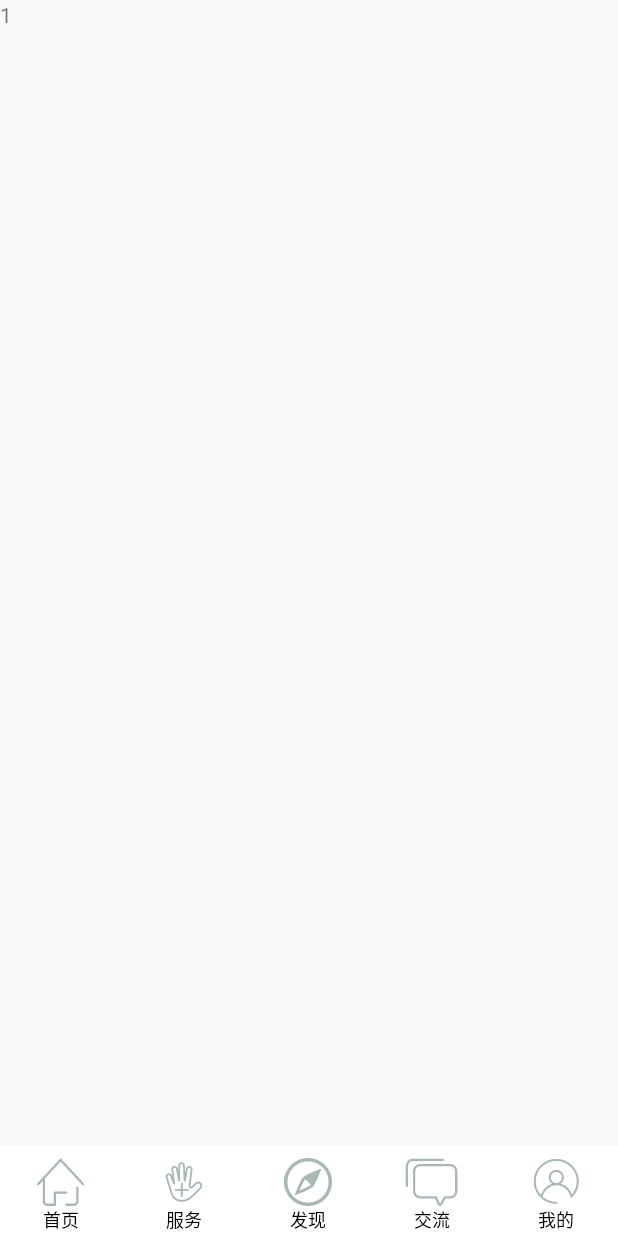
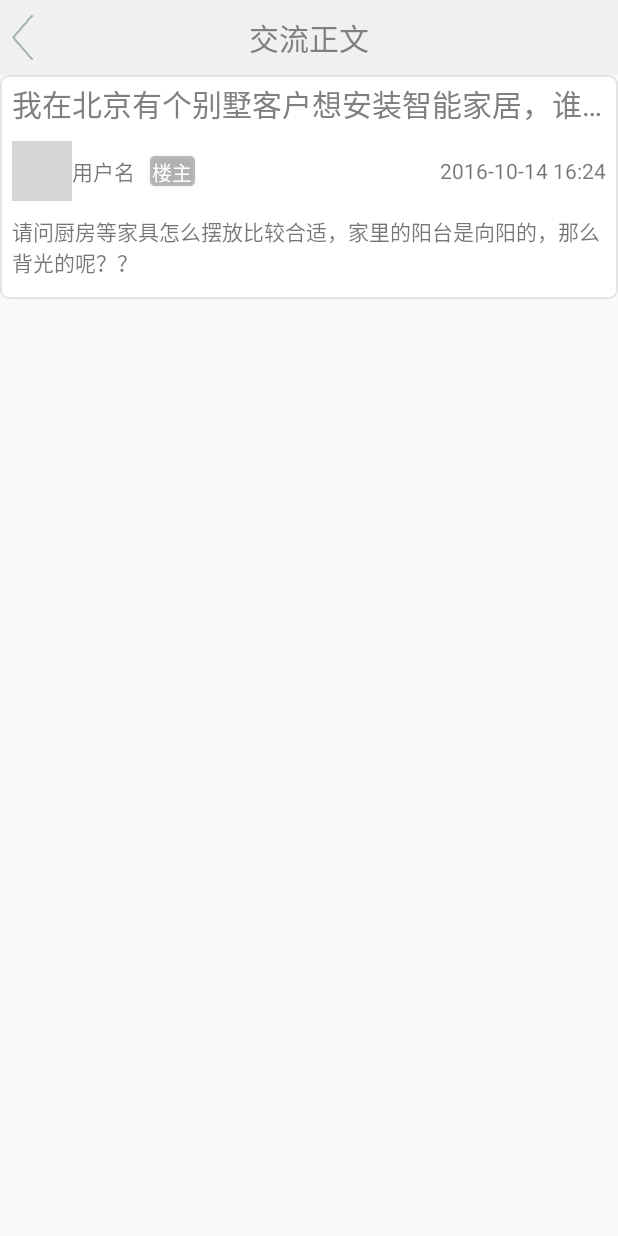
Before and after one commit to luke0609/LinchomSpace, an Android app: the screen it shows after launch (MainActivity before the commit, ChatDetilActivity after it), on a phone screen of 412 x 824 dp. Run offline under Robolectric (Android 15) with nearby library versions, the phone set to English and light mode, and no system bars; libraries missing offline, so code that uses them is left out: org.xutils, org.xutils.x; 2 statements that could not run were skipped; grey boxes are pictures that could not be loaded.

Commit message:
Merge branch 'master' of https://github.com/luke0609/LinchomSpace
Conflicts:
	libs/pulltorefresh/build/intermediates/blame/res/androidTest/debug/multi/values-es.json
	libs/pulltorefresh/build/intermediates/blame/res/androidTest/debug/single/anim.json
	libs/pulltorefresh/build/intermediates/blame/res/androidTest/debug/single/drawable-hdpi-v4.json
	libs/pulltorefresh/build/intermediates/blame/res/androidTest/debug/single/layout.json
	libs/pulltorefresh/build/intermediates/bundles/debug/classes.jar
	libs/pulltorefresh/build/intermediates/bundles/release/classes.jar
	libs/pulltorefresh/build/intermediates/res/resources-debug-androidTest.ap_
	libs/pulltorefresh/build/outputs/aar/pulltorefresh-debug.aar
	libs/pulltorefresh/build/outputs/aar/pulltorefresh-release.aar

```diff
--- a/app/src/main/AndroidManifest.xml
+++ b/app/src/main/AndroidManifest.xml
@@ -19,11 +19,7 @@
         <activity
             android:name=".MainActivity"
             android:theme="@style/Theme.AppCompat.Light.NoActionBar">
-            <intent-filter>
-                <action android:name="android.intent.action.MAIN" />
 
-                <category android:name="android.intent.category.LAUNCHER" />
-            </intent-filter>
         </activity>
         <activity
             android:name=".mine.Active_activity"
@@ -129,7 +125,13 @@
             android:theme="@style/Theme.AppCompat.Light.NoActionBar" />
         <activity
             android:name=".chat.ChatDetilActivity"
-            android:theme="@style/Theme.AppCompat.Light.NoActionBar" />
+            android:theme="@style/Theme.AppCompat.Light.NoActionBar" >
+        <intent-filter>
+            <action android:name="android.intent.action.MAIN" />
+
+            <category android:name="android.intent.category.LAUNCHER" />
+        </intent-filter>
+        </activity>
         <activity
             android:name=".chat.ChatPublishActiviy"
             android:theme="@style/Theme.AppCompat.Light.NoActionBar"></activity>
--- a/app/src/main/java/linchom/com/linchomspace/chat/ChatDetilActivity.java
+++ b/app/src/main/java/linchom/com/linchomspace/chat/ChatDetilActivity.java
@@ -11,6 +11,6 @@ public class ChatDetilActivity extends AppCompatActivity {
     protected void onCreate(Bundle savedInstanceState) {
         super.onCreate(savedInstanceState);
         setContentView(R.layout.activity_chat_detil);
-        //大是大非的地方
+
     }
 }
--- /dev/null
+++ b/app/src/main/res/drawable/chat_item_shape.xml
@@ -0,0 +1,15 @@
+<?xml version="1.0" encoding="utf-8"?>
+<shape xmlns:android="http://schemas.android.com/apk/res/android">
+     <solid android:color="#FFFFFF"/>
+
+        <stroke
+    android:width="1dp"
+    android:color="#30797979"/>
+
+        <padding
+    android:bottom="4dp"
+    android:left="8dp"
+    android:right="8dp"
+    android:top="4dp"/>
+    <corners android:radius="5dp" />
+</shape>
--- /dev/null
+++ b/app/src/main/res/drawable/chat_louzhu_shape.xml
@@ -0,0 +1,14 @@
+<?xml version="1.0" encoding="utf-8"?>
+<shape xmlns:android="http://schemas.android.com/apk/res/android">
+
+
+    <solid
+        android:color="#80808080"/>
+
+    <corners android:radius="3dp" />
+    <padding
+        android:bottom="1dp"
+        android:left="1dp"
+        android:right="1dp"
+        android:top="1dp"/>
+</shape>
--- a/app/src/main/res/layout/activity_chat_detil.xml
+++ b/app/src/main/res/layout/activity_chat_detil.xml
@@ -3,10 +3,101 @@
     xmlns:tools="http://schemas.android.com/tools"
     android:layout_width="match_parent"
     android:layout_height="match_parent"
-    android:paddingBottom="@dimen/activity_vertical_margin"
-    android:paddingLeft="@dimen/activity_horizontal_margin"
-    android:paddingRight="@dimen/activity_horizontal_margin"
-    android:paddingTop="@dimen/activity_vertical_margin"
     tools:context="linchom.com.linchomspace.chat.ChatDetilActivity">
+    <RelativeLayout
+        android:id="@+id/rl_top"
+        android:layout_width="match_parent"
+        android:layout_height="50dp"
+        android:orientation="horizontal"
+        android:background="#f0f0f0">
+        <ImageView
+            android:id="@+id/iv_back"
+            android:layout_width="30dp"
+            android:layout_height="30dp"
+            android:src="@drawable/back"
+            android:layout_centerVertical="true"/>
+        <TextView
+            android:layout_width="wrap_content"
+            android:layout_height="wrap_content"
+            android:text="交流正文"
+            android:textSize="20sp"
+            android:textColor="#808080"
+            android:layout_centerInParent="true"/>
 
+    </RelativeLayout>
+
+
+    <RelativeLayout
+        android:layout_width="match_parent"
+        android:layout_height="wrap_content"
+        android:layout_below="@+id/rl_top"
+
+        android:background="@drawable/chat_item_shape"
+        android:layout_alignParentLeft="true"
+        android:layout_alignParentStart="true">
+        <TextView
+            android:id="@+id/title"
+            android:text="我在北京有个别墅客户想安装智能家居，谁有好的品牌推荐？"
+            android:textColor="#808080"
+            android:textSize="20sp"
+            android:singleLine="true"
+            android:layout_width="match_parent"
+            android:layout_height="wrap_content"
+            android:layout_alignParentTop="true"
+            android:layout_alignParentLeft="true"
+            android:layout_alignParentStart="true" />
+
+
+        <RelativeLayout
+            android:id="@+id/rl_msg"
+            android:layout_width="match_parent"
+            android:layout_height="40dp"
+            android:layout_marginTop="10dp"
+            android:layout_below="@+id/title">
+            <ImageView
+                android:id="@+id/user_logo"
+                android:layout_width="40dp"
+                android:layout_height="40dp"
+                android:gravity="center_vertical"
+                android:src="@drawable/logo1"/>
+            <TextView
+                android:id="@+id/tv_username"
+                android:layout_width="wrap_content"
+                android:layout_height="wrap_content"
+                android:layout_toRightOf="@+id/user_logo"
+                android:text="用户名"
+                android:layout_centerVertical="true"
+                android:singleLine="true"/>
+            <Button
+                android:textSize="13sp"
+                android:layout_width="30dp"
+                android:layout_height="20dp"
+                android:layout_toRightOf="@+id/tv_username"
+                android:layout_centerVertical="true"
+                android:layout_marginLeft="10dp"
+                android:background="@drawable/chat_louzhu_shape"
+                android:textColor="#fff"
+                android:text="楼主"/>
+            <TextView
+                android:layout_width="wrap_content"
+                android:layout_height="wrap_content"
+                android:text="2016-10-14 16:24"
+                android:layout_centerVertical="true"
+                android:layout_alignParentRight="true"
+             />
+
+
+
+        </RelativeLayout>
+        <TextView
+            android:layout_marginTop="10dp"
+            android:id="@+id/tv_chat_content"
+            android:layout_width="match_parent"
+            android:layout_height="wrap_content"
+            android:layout_below="@+id/rl_msg"
+            android:layout_marginBottom="10dp"
+            android:text="请问厨房等家具怎么摆放比较合适，家里的阳台是向阳的，那么背光的呢？？"/>
+
+
+    </RelativeLayout>
 </RelativeLayout>
```
